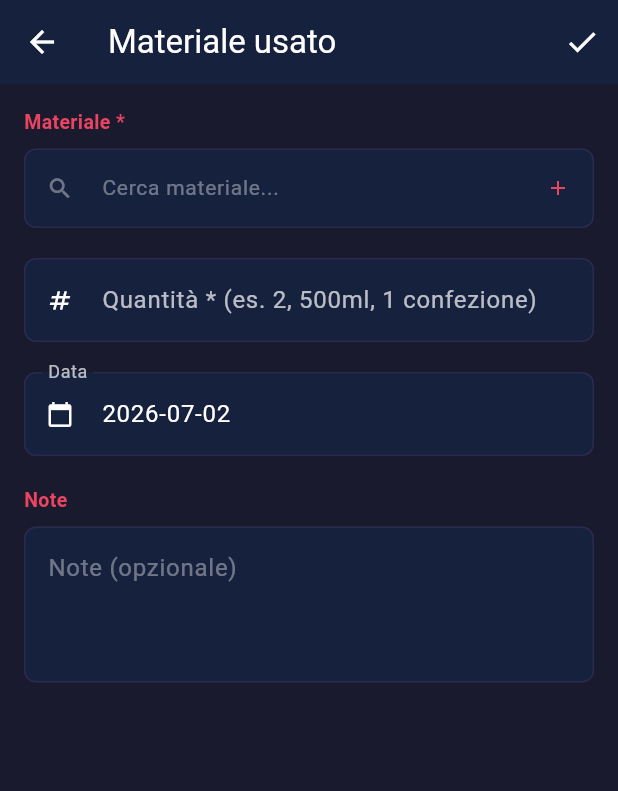
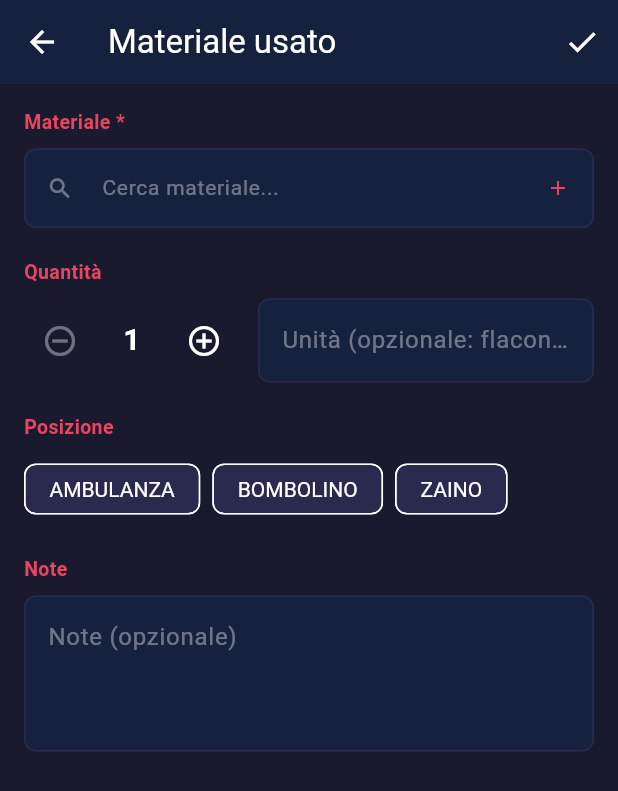
Before and after one commit to enne139/AmbuTurni, a Flutter app: the MaterialeUsatoForm screen opened directly, on a phone screen of 412 x 824 dp. Shown: the top 791 px of the screen. Run offline on Flutter 3.47's test engine with Material 3 defaults, Android fonts, the phone set to English and light mode, and no system bars; our stand-ins replace file_picker, share_plus, sqflite, sqflite_common_ffi; accounts and stored records are empty.

Commit message:
feat: quantita numerica con stepper, posizione, catalogo materiali gestibile
Rivisto il flusso Materiali usati dopo il primo giro di feedback:

- Rimosso il campo data dal form e dallo schema (non serve, si ordina
  per created_at) - la versione DB 4 non era ancora rilasciata quindi
  lo schema e' stato corretto in-place invece di aggiungere una v5.
- quantita TEXT -> INTEGER + unita TEXT separato: permette i pulsanti
  +/- (nel form e direttamente in lista, per il ritocco rapido durante
  il turno) mantenendo comunque l'unita' di misura libera in visualizzazione
  (MaterialeUsato.quantitaLabel).
- Nuovo campo posizione (Ambulanza/Bombolino/Zaino), stesso pattern a
  CHECK/ChoiceChip di codiciChiamata/codiciUscita.
- Nuova MaterialiScreen per rinominare/eliminare voci del catalogo
  materiali (l'eliminazione fallisce con un messaggio se il materiale
  e' ancora referenziato da un utilizzo, foreign key), raggiungibile
  dall'icona "Gestisci materiali" nell'AppBar di MaterialiUsatiScreen.
- Aggiornati/aggiunti i test in helpers_test.dart (27 totali).

Co-Authored-By: Claude Sonnet 5 <noreply@anthropic.com>

```diff
--- a/lib/db/database.dart
+++ b/lib/db/database.dart
@@ -129,8 +129,9 @@ CREATE TABLE IF NOT EXISTS materiali (
 CREATE TABLE IF NOT EXISTS materiali_usati (
   id TEXT PRIMARY KEY,
   materiale_id TEXT NOT NULL REFERENCES materiali(id),
-  quantita TEXT NOT NULL,
-  data TEXT NOT NULL,
+  quantita INTEGER NOT NULL DEFAULT 1,
+  unita TEXT,
+  posizione TEXT CHECK (posizione IN ('AMBULANZA','BOMBOLINO','ZAINO')),
   note TEXT,
   ripristinato INTEGER DEFAULT 0,
   created_at TEXT DEFAULT (datetime('now')),
@@ -225,8 +226,9 @@ Future<void> _onUpgrade(Database db, int oldVersion, int newVersion) async {
         CREATE TABLE IF NOT EXISTS materiali_usati (
           id TEXT PRIMARY KEY,
           materiale_id TEXT NOT NULL REFERENCES materiali(id),
-          quantita TEXT NOT NULL,
-          data TEXT NOT NULL,
+          quantita INTEGER NOT NULL DEFAULT 1,
+          unita TEXT,
+          posizione TEXT CHECK (posizione IN ('AMBULANZA','BOMBOLINO','ZAINO')),
           note TEXT,
           ripristinato INTEGER DEFAULT 0,
           created_at TEXT DEFAULT (datetime('now')),
--- a/lib/db/models.dart
+++ b/lib/db/models.dart
@@ -479,15 +479,19 @@ class Materiale {
       };
 }
 
-/// Un utilizzo di materiale da ripristinare. `quantita` è testo libero (non
-/// un numero puro) perché in ambulanza le unità di misura sono eterogenee
-/// (es. "2 flaconi", "500ml", "1 confezione") e forzare un campo numerico
-/// perderebbe quell'informazione.
+// Posizioni valide per un utilizzo di materiale (dove si trovava/va ripristinato).
+const List<String> posizioniMateriale = ['AMBULANZA', 'BOMBOLINO', 'ZAINO'];
+
+/// Un utilizzo di materiale da ripristinare. `quantita` è numerica (incrementabile
+/// con i pulsanti +/- in lista) mentre `unita` è testo libero separato, perché in
+/// ambulanza le unità di misura sono eterogenee (es. "flaconi", "ml", "confezioni")
+/// e un unico campo numerico non le rappresenterebbe.
 class MaterialeUsato {
   final String id;
   final String materialeId;
-  final String quantita;
-  final String data;
+  final int quantita;
+  final String? unita;
+  final String? posizione;
   final String? note;
   final bool ripristinato;
   final String? createdAt;
@@ -500,8 +504,9 @@ class MaterialeUsato {
   const MaterialeUsato({
     required this.id,
     required this.materialeId,
-    required this.quantita,
-    required this.data,
+    this.quantita = 1,
+    this.unita,
+    this.posizione,
     this.note,
     this.ripristinato = false,
     this.createdAt,
@@ -510,11 +515,15 @@ class MaterialeUsato {
     this.materialeNome,
   });
 
+  /// Etichetta quantità + unità per la visualizzazione (es. "3 flaconi", "500 ml", "2").
+  String get quantitaLabel => unita != null && unita!.isNotEmpty ? '$quantita $unita' : '$quantita';
+
   factory MaterialeUsato.fromMap(Map<String, dynamic> m) => MaterialeUsato(
         id: m['id'] as String,
         materialeId: m['materiale_id'] as String,
-        quantita: m['quantita'] as String,
-        data: m['data'] as String,
+        quantita: (m['quantita'] as num?)?.toInt() ?? 1,
+        unita: m['unita'] as String?,
+        posizione: m['posizione'] as String?,
         note: m['note'] as String?,
         ripristinato: ((m['ripristinato'] as int?) ?? 0) == 1,
         createdAt: m['created_at'] as String?,
@@ -527,13 +536,28 @@ class MaterialeUsato {
         'id': id,
         'materiale_id': materialeId,
         'quantita': quantita,
-        'data': data,
+        'unita': unita,
+        'posizione': posizione,
         'note': note,
         'ripristinato': ripristinato ? 1 : 0,
         'created_at': createdAt,
         'updated_at': updatedAt,
         'is_synced': isSynced,
       };
+
+  MaterialeUsato copyWith({int? quantita}) => MaterialeUsato(
+        id: id,
+        materialeId: materialeId,
+        quantita: quantita ?? this.quantita,
+        unita: unita,
+        posizione: posizione,
+        note: note,
+        ripristinato: ripristinato,
+        createdAt: createdAt,
+        updatedAt: updatedAt,
+        isSynced: isSynced,
+        materialeNome: materialeNome,
+      );
 }
 
 class Assistenza {
--- a/lib/screens/tools/materiale_usato_form.dart
+++ b/lib/screens/tools/materiale_usato_form.dart
@@ -1,7 +1,6 @@
 import 'package:flutter/material.dart';
 import '../../db/helpers.dart';
 import '../../db/models.dart';
-import '../../utils/format.dart';
 import '../../utils/theme.dart';
 import '../../widgets/anag_pickers.dart';
 
@@ -16,13 +15,12 @@ class MaterialeUsatoForm extends StatefulWidget {
 }
 
 class _MaterialeUsatoFormState extends State<MaterialeUsatoForm> {
-  final _formKey = GlobalKey<FormState>();
-  late TextEditingController _quantitaCtrl;
+  late TextEditingController _unitaCtrl;
   late TextEditingController _noteCtrl;
-  late TextEditingController _dataCtrl;
 
   String? _materialeId;
-  DateTime _data = DateTime.now();
+  int _quantita = 1;
+  String? _posizione;
   List<Materiale> _materiali = [];
   bool _loading = true;
   bool _saving = false;
@@ -30,9 +28,8 @@ class _MaterialeUsatoFormState extends State<MaterialeUsatoForm> {
   @override
   void initState() {
     super.initState();
-    _quantitaCtrl = TextEditingController();
+    _unitaCtrl = TextEditingController();
     _noteCtrl = TextEditingController();
-    _dataCtrl = TextEditingController(text: todayIso());
     _carica();
   }
 
@@ -41,31 +38,10 @@ class _MaterialeUsatoFormState extends State<MaterialeUsatoForm> {
     if (mounted) setState(() { _materiali = materiali; _loading = false; });
   }
 
-  Future<void> _apriDatePicker() async {
-    final picked = await showDatePicker(
-      context: context,
-      initialDate: _data,
-      firstDate: DateTime(2000),
-      lastDate: DateTime(2100),
-      builder: (ctx, child) => Theme(
-        data: Theme.of(ctx).copyWith(
-          colorScheme: Theme.of(ctx).colorScheme.copyWith(primary: kPrimary),
-        ),
-        child: child!,
-      ),
-    );
-    if (picked != null && mounted) {
-      setState(() {
-        _data = picked;
-        _dataCtrl.text = '${picked.year}-${picked.month.toString().padLeft(2, '0')}-${picked.day.toString().padLeft(2, '0')}';
-      });
-    }
-  }
-
   Future<void> _salva() async {
-    if (_materialeId == null || _quantitaCtrl.text.trim().isEmpty) {
+    if (_materialeId == null) {
       ScaffoldMessenger.of(context).showSnackBar(
-        const SnackBar(content: Text('Seleziona un materiale e indica la quantità')),
+        const SnackBar(content: Text('Seleziona un materiale')),
       );
       return;
     }
@@ -74,8 +50,9 @@ class _MaterialeUsatoFormState extends State<MaterialeUsatoForm> {
       final mu = MaterialeUsato(
         id: newId(),
         materialeId: _materialeId!,
-        quantita: _quantitaCtrl.text.trim(),
-        data: _dataCtrl.text,
+        quantita: _quantita,
+        unita: _unitaCtrl.text.trim().isEmpty ? null : _unitaCtrl.text.trim(),
+        posizione: _posizione,
         note: _noteCtrl.text.trim().isEmpty ? null : _noteCtrl.text.trim(),
       );
       await saveMaterialeUsato(mu);
@@ -92,9 +69,8 @@ class _MaterialeUsatoFormState extends State<MaterialeUsatoForm> {
 
   @override
   void dispose() {
-    _quantitaCtrl.dispose();
+    _unitaCtrl.dispose();
     _noteCtrl.dispose();
-    _dataCtrl.dispose();
     super.dispose();
   }
 
@@ -112,9 +88,7 @@ class _MaterialeUsatoFormState extends State<MaterialeUsatoForm> {
             IconButton(icon: const Icon(Icons.check), onPressed: _salva),
         ],
       ),
-      body: Form(
-        key: _formKey,
-        child: ListView(
+      body: ListView(
         padding: const EdgeInsets.all(16),
         children: [
           const Text('Materiale *', style: TextStyle(color: kPrimary, fontSize: 13, fontWeight: FontWeight.w600)),
@@ -133,27 +107,40 @@ class _MaterialeUsatoFormState extends State<MaterialeUsatoForm> {
           ),
           const SizedBox(height: 20),
 
+          const Text('Quantità', style: TextStyle(color: kPrimary, fontSize: 13, fontWeight: FontWeight.w600)),
+          const SizedBox(height: 8),
           Row(children: [
+            IconButton(
+              icon: const Icon(Icons.remove_circle_outline),
+              onPressed: _quantita > 1 ? () => setState(() => _quantita--) : null,
+            ),
+            SizedBox(
+              width: 48,
+              child: Text('$_quantita', textAlign: TextAlign.center, style: const TextStyle(fontSize: 20, fontWeight: FontWeight.bold)),
+            ),
+            IconButton(
+              icon: const Icon(Icons.add_circle_outline),
+              onPressed: () => setState(() => _quantita++),
+            ),
+            const SizedBox(width: 12),
             Expanded(
               child: TextFormField(
-                  controller: _quantitaCtrl,
-                  decoration: const InputDecoration(
-                    labelText: 'Quantità * (es. 2, 500ml, 1 confezione)',
-                    prefixIcon: Icon(Icons.numbers, size: 18),
-                  ),
+                controller: _unitaCtrl,
+                decoration: const InputDecoration(hintText: 'Unità (opzionale: flaconi, ml, confezioni...)'),
               ),
             ),
           ]),
           const SizedBox(height: 20),
 
-            TextFormField(
-              controller: _dataCtrl,
-              readOnly: true,
-              decoration: const InputDecoration(
-                labelText: 'Data',
-                prefixIcon: Icon(Icons.calendar_today, size: 18),
-              ),
-              onTap: _apriDatePicker,
+          const Text('Posizione', style: TextStyle(color: kPrimary, fontSize: 13, fontWeight: FontWeight.w600)),
+          const SizedBox(height: 8),
+          Wrap(
+            spacing: 8,
+            children: posizioniMateriale.map((p) => ChoiceChip(
+              label: Text(p),
+              selected: _posizione == p,
+              onSelected: (sel) => setState(() => _posizione = sel ? p : null),
+            )).toList(),
           ),
           const SizedBox(height: 20),
 
@@ -167,7 +154,6 @@ class _MaterialeUsatoFormState extends State<MaterialeUsatoForm> {
           const SizedBox(height: 32),
         ],
       ),
-      ),
     );
   }
 }
```
Also changed, not shown: lib/db/helpers.dart (+21 -1 lines), lib/screens/tools/materiali_screen.dart (added, +119 -0 lines), lib/screens/tools/materiali_usati_screen.dart (+48 -12 lines), 2 other files. Lines whose indentation alone changed are shown as unchanged.
